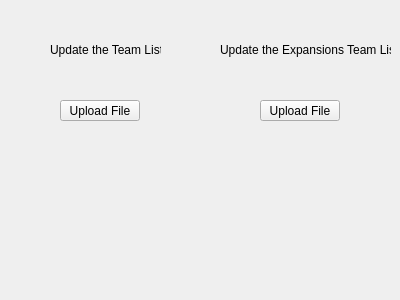
Above: maintenancewindow.ui from Starfractor/CS1C-Group-Project-1-National-Football-League before the change. Below: the same form after it.
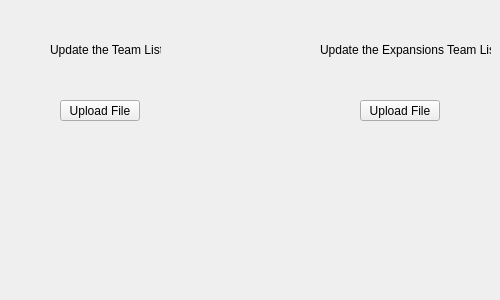
That is the form after the change.

Diff of the .ui file:
```diff
--- a/maintenancewindow.ui
+++ b/maintenancewindow.ui
@@ -6,7 +6,7 @@
    <rect>
     <x>0</x>
     <y>0</y>
-    <width>400</width>
+    <width>500</width>
     <height>300</height>
    </rect>
   </property>
@@ -42,7 +42,7 @@
   <widget class="QLabel" name="label_2">
    <property name="geometry">
     <rect>
-     <x>220</x>
+     <x>320</x>
      <y>40</y>
      <width>171</width>
      <height>20</height>
@@ -55,7 +55,7 @@
   <widget class="QPushButton" name="pushButton_uploadFile2">
    <property name="geometry">
     <rect>
-     <x>260</x>
+     <x>360</x>
      <y>100</y>
      <width>80</width>
      <height>21</height>
```
